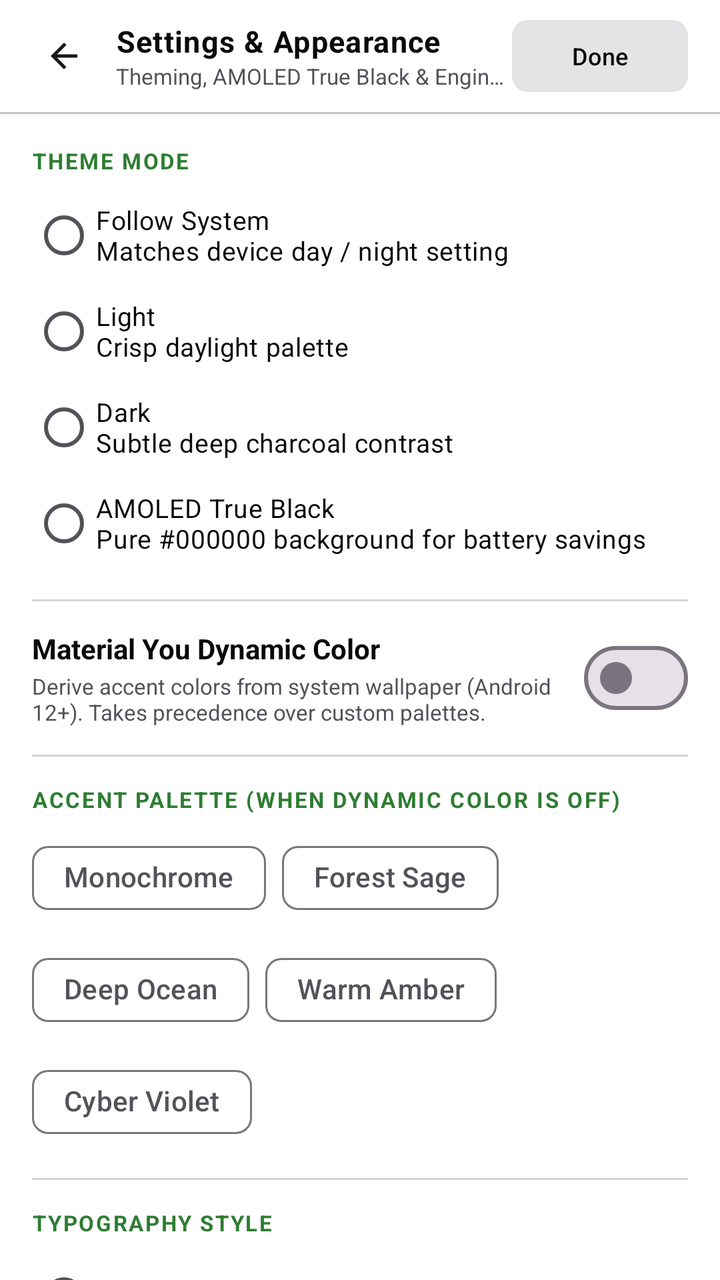
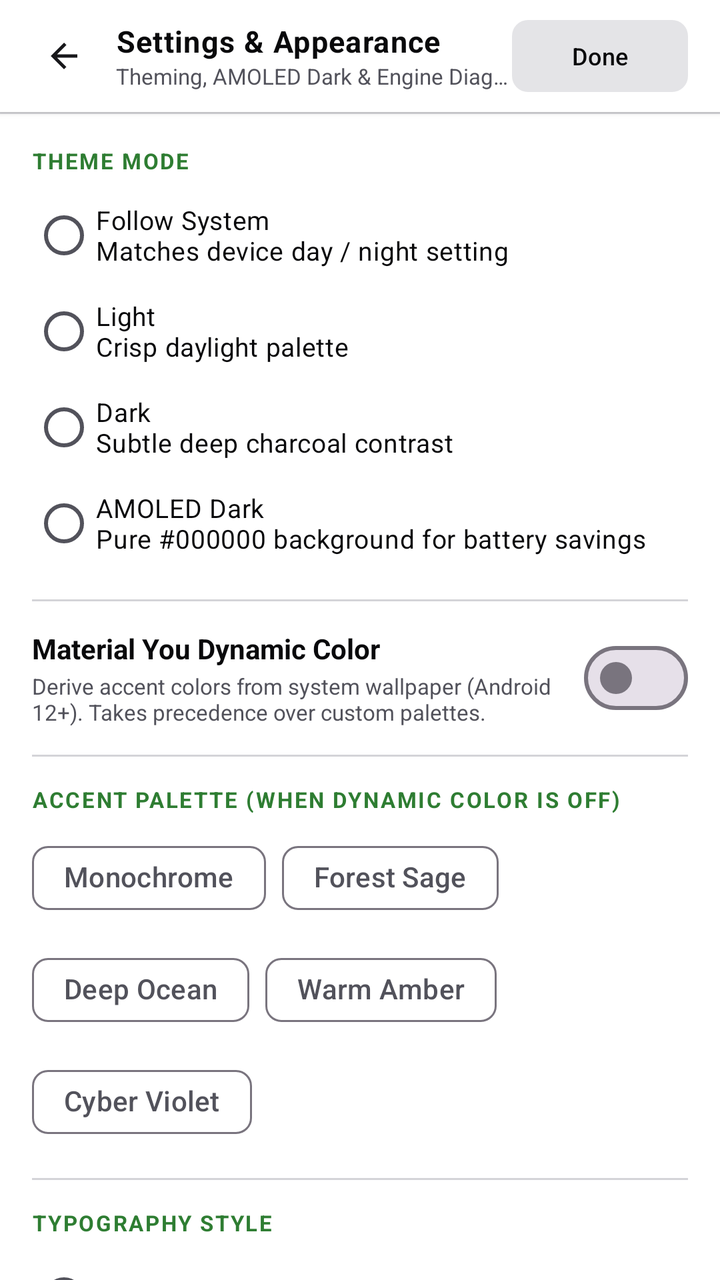

Screens rendered from an Android XML layout before and after an edit, with the pre-edit source and the edit as a unified diff.
<!-- AndroidManifest.xml: application theme Theme.VeilFrame -->
<!-- res/layout/layout_settings_panel.xml -->
<?xml version="1.0" encoding="utf-8"?>
<LinearLayout xmlns:android="http://schemas.android.com/apk/res/android"
    xmlns:app="http://schemas.android.com/apk/res-auto"
    android:layout_width="match_parent"
    android:layout_height="match_parent"
    android:background="@color/vf_surface"
    android:clickable="true"
    android:focusable="true"
    android:orientation="vertical">

    
    <LinearLayout
        android:layout_width="match_parent"
        android:layout_height="56dp"
        android:background="@color/vf_surface"
        android:gravity="center_vertical"
        android:orientation="horizontal"
        android:paddingStart="8dp"
        android:paddingEnd="16dp"
        android:elevation="2dp">

        <com.google.android.material.button.MaterialButton
            android:id="@+id/btnSettingsClose"
            style="@style/Widget.Material3.Button.IconButton"
            android:layout_width="44dp"
            android:layout_height="44dp"
            android:contentDescription="Close Settings"
            app:icon="@drawable/ic_arrow_back"
            app:iconTint="@color/vf_primary" />

        <LinearLayout
            android:layout_width="0dp"
            android:layout_height="wrap_content"
            android:layout_marginStart="6dp"
            android:layout_weight="1"
            android:orientation="vertical">

            <TextView
                android:id="@+id/tvSettingsHeaderTitle"
                android:layout_width="wrap_content"
                android:layout_height="wrap_content"
                android:text="Settings &amp; Appearance"
                android:textColor="@color/vf_text_primary"
                android:textSize="15sp"
                android:textStyle="bold"
                android:letterSpacing="0.03" />

            <TextView
                android:id="@+id/tvSettingsHeaderSubtitle"
                android:layout_width="wrap_content"
                android:layout_height="wrap_content"
                android:text="Theming, AMOLED True Black &amp; Engine Diagnostics"
                android:textColor="@color/vf_text_secondary"
                android:textSize="11sp"
                android:maxLines="1"
                android:ellipsize="end" />
        </LinearLayout>

        <com.google.android.material.button.MaterialButton
            android:id="@+id/btnSettingsDone"
            style="@style/Widget.Material3.Button.TonalButton"
            android:layout_width="wrap_content"
            android:layout_height="36dp"
            android:minHeight="36dp"
            android:text="Done"
            android:textSize="12sp"
            app:cornerRadius="8dp"
            android:insetTop="0dp"
            android:insetBottom="0dp" />
    </LinearLayout>

    <View
        android:layout_width="match_parent"
        android:layout_height="1dp"
        android:background="@color/vf_surface_stroke" />

    
    <androidx.core.widget.NestedScrollView
        android:id="@+id/scrollSettings"
        android:layout_width="match_parent"
        android:layout_height="match_parent"
        android:fillViewport="true">

        <LinearLayout
            android:layout_width="match_parent"
            android:layout_height="wrap_content"
            android:orientation="vertical"
            android:padding="16dp">

            
            <TextView
                android:layout_width="wrap_content"
                android:layout_height="wrap_content"
                android:text="THEME MODE"
                android:textColor="@color/vf_accent_green"
                android:textSize="11sp"
                android:letterSpacing="0.08"
                android:textStyle="bold" />

            <RadioGroup
                android:id="@+id/rgThemeMode"
                android:layout_width="match_parent"
                android:layout_height="wrap_content"
                android:layout_marginTop="6dp">

                <RadioButton
                    android:id="@+id/rbThemeSystem"
                    android:layout_width="match_parent"
                    android:layout_height="wrap_content"
                    android:paddingVertical="6dp"
                    android:text="Follow System\nMatches device day / night setting"
                    android:textColor="@color/vf_text_primary"
                    android:textSize="13sp" />

                <RadioButton
                    android:id="@+id/rbThemeLight"
                    android:layout_width="match_parent"
                    android:layout_height="wrap_content"
                    android:paddingVertical="6dp"
                    android:text="Light\nCrisp daylight palette"
                    android:textColor="@color/vf_text_primary"
                    android:textSize="13sp" />

                <RadioButton
                    android:id="@+id/rbThemeDark"
                    android:layout_width="match_parent"
                    android:layout_height="wrap_content"
                    android:paddingVertical="6dp"
                    android:text="Dark\nSubtle deep charcoal contrast"
                    android:textColor="@color/vf_text_primary"
                    android:textSize="13sp" />

                <RadioButton
                    android:id="@+id/rbThemeAmoled"
                    android:layout_width="match_parent"
                    android:layout_height="wrap_content"
                    android:paddingVertical="6dp"
                    android:text="AMOLED True Black\nPure #000000 background for battery savings"
                    android:textColor="@color/vf_text_primary"
                    android:textSize="13sp" />
            </RadioGroup>

            <View
                android:layout_width="match_parent"
                android:layout_height="1dp"
                android:background="@color/vf_surface_stroke"
                android:layout_marginVertical="14dp" />

            
            <LinearLayout
                android:layout_width="match_parent"
                android:layout_height="wrap_content"
                android:orientation="horizontal"
                android:gravity="center_vertical">

                <LinearLayout
                    android:layout_width="0dp"
                    android:layout_height="wrap_content"
                    android:layout_weight="1"
                    android:orientation="vertical">

                    <TextView
                        android:layout_width="wrap_content"
                        android:layout_height="wrap_content"
                        android:text="Material You Dynamic Color"
                        android:textColor="@color/vf_text_primary"
                        android:textSize="14sp"
                        android:textStyle="bold" />

                    <TextView
                        android:layout_width="wrap_content"
                        android:layout_height="wrap_content"
                        android:layout_marginTop="2dp"
                        android:text="Derive accent colors from system wallpaper (Android 12+). Takes precedence over custom palettes."
                        android:textColor="@color/vf_text_secondary"
                        android:textSize="11sp" />
                </LinearLayout>

                <com.google.android.material.materialswitch.MaterialSwitch
                    android:id="@+id/switchDynamicColor"
                    android:layout_width="wrap_content"
                    android:layout_height="wrap_content"
                    android:layout_marginStart="8dp" />
            </LinearLayout>

            <View
                android:layout_width="match_parent"
                android:layout_height="1dp"
                android:background="@color/vf_surface_stroke"
                android:layout_marginVertical="14dp" />

            
            <TextView
                android:layout_width="wrap_content"
                android:layout_height="wrap_content"
                android:text="ACCENT PALETTE (WHEN DYNAMIC COLOR IS OFF)"
                android:textColor="@color/vf_accent_green"
                android:textSize="11sp"
                android:letterSpacing="0.08"
                android:textStyle="bold" />

            <com.google.android.material.chip.ChipGroup
                android:id="@+id/chipGroupAccentPalette"
                android:layout_width="match_parent"
                android:layout_height="wrap_content"
                android:layout_marginTop="8dp"
                app:singleSelection="true">

                <com.google.android.material.chip.Chip
                    android:id="@+id/chipPaletteMonochrome"
                    style="@style/Widget.Material3.Chip.Filter"
                    android:layout_width="wrap_content"
                    android:layout_height="wrap_content"
                    android:text="Monochrome" />

                <com.google.android.material.chip.Chip
                    android:id="@+id/chipPaletteForestSage"
                    style="@style/Widget.Material3.Chip.Filter"
                    android:layout_width="wrap_content"
                    android:layout_height="wrap_content"
                    android:text="Forest Sage" />

                <com.google.android.material.chip.Chip
                    android:id="@+id/chipPaletteDeepOcean"
                    style="@style/Widget.Material3.Chip.Filter"
                    android:layout_width="wrap_content"
                    android:layout_height="wrap_content"
                    android:text="Deep Ocean" />

                <com.google.android.material.chip.Chip
                    android:id="@+id/chipPaletteWarmAmber"
                    style="@style/Widget.Material3.Chip.Filter"
                    android:layout_width="wrap_content"
                    android:layout_height="wrap_content"
                    android:text="Warm Amber" />

                <com.google.android.material.chip.Chip
                    android:id="@+id/chipPaletteCyberViolet"
                    style="@style/Widget.Material3.Chip.Filter"
                    android:layout_width="wrap_content"
                    android:layout_height="wrap_content"
                    android:text="Cyber Violet" />
            </com.google.android.material.chip.ChipGroup>

            <View
                android:layout_width="match_parent"
                android:layout_height="1dp"
                android:background="@color/vf_surface_stroke"
                android:layout_marginVertical="14dp" />

            
            <TextView
                android:layout_width="wrap_content"
                android:layout_height="wrap_content"
                android:text="TYPOGRAPHY STYLE"
                android:textColor="@color/vf_accent_green"
                android:textSize="11sp"
                android:letterSpacing="0.08"
                android:textStyle="bold" />

            <RadioGroup
                android:id="@+id/rgTypography"
                android:layout_width="match_parent"
                android:layout_height="wrap_content"
                android:layout_marginTop="6dp">

                <RadioButton
                    android:id="@+id/rbTypoSans"
                    android:layout_width="match_parent"
                    android:layout_height="wrap_content"
                    android:paddingVertical="4dp"
                    android:text="Modern Sans-Serif (Default)"
                    android:textColor="@color/vf_text_primary"
                    android:textSize="13sp" />

                <RadioButton
                    android:id="@+id/rbTypoMonospace"
                    android:layout_width="match_parent"
                    android:layout_height="wrap_content"
                    android:paddingVertical="4dp"
                    android:text="Terminal Monospace"
                    android:textColor="@color/vf_text_primary"
                    android:textSize="13sp" />

                <RadioButton
                    android:id="@+id/rbTypoSerif"
                    android:layout_width="match_parent"
                    android:layout_height="wrap_content"
                    android:paddingVertical="4dp"
                    android:text="Editorial Serif"
                    android:textColor="@color/vf_text_primary"
                    android:textSize="13sp" />
            </RadioGroup>

            <View
                android:layout_width="match_parent"
                android:layout_height="1dp"
                android:background="@color/vf_surface_stroke"
                android:layout_marginVertical="14dp" />

            
            <TextView
                android:layout_width="wrap_content"
                android:layout_height="wrap_content"
                android:text="AI ENGINE &amp; HARDWARE DIAGNOSTICS"
                android:textColor="@color/vf_accent_green"
                android:textSize="11sp"
                android:letterSpacing="0.08"
                android:textStyle="bold" />

            <com.google.android.material.card.MaterialCardView
                android:layout_width="match_parent"
                android:layout_height="wrap_content"
                android:layout_marginTop="8dp"
                android:layout_marginBottom="24dp"
                app:cardBackgroundColor="@color/vf_surface_variant"
                app:cardCornerRadius="10dp"
                app:strokeColor="@color/vf_surface_stroke"
                app:strokeWidth="1dp">

                <LinearLayout
                    android:layout_width="match_parent"
                    android:layout_height="wrap_content"
                    android:orientation="vertical"
                    android:padding="12dp">

                    <TextView
                        android:id="@+id/tvSettingsHardwareCores"
                        android:layout_width="wrap_content"
                        android:layout_height="wrap_content"
                        android:text="CPU Cores: Detecting..."
                        android:textColor="@color/vf_text_primary"
                        android:textSize="11sp"
                        android:fontFamily="monospace" />

                    <TextView
                        android:id="@+id/tvSettingsHardwareMemory"
                        android:layout_width="wrap_content"
                        android:layout_height="wrap_content"
                        android:layout_marginTop="4dp"
                        android:text="RAM Headroom: Measuring..."
                        android:textColor="@color/vf_text_primary"
                        android:textSize="11sp"
                        android:fontFamily="monospace" />

                    <TextView
                        android:id="@+id/tvSettingsHardwareNnapi"
                        android:layout_width="wrap_content"
                        android:layout_height="wrap_content"
                        android:layout_marginTop="4dp"
                        android:text="NNAPI: Probing..."
                        android:textColor="@color/vf_text_primary"
                        android:textSize="11sp"
                        android:fontFamily="monospace" />

                    <TextView
                        android:id="@+id/tvSettingsHardwareQnn"
                        android:layout_width="wrap_content"
                        android:layout_height="wrap_content"
                        android:layout_marginTop="4dp"
                        android:text="QNN (Qualcomm NPU): Custom ORT build required"
                        android:textColor="@color/vf_text_secondary"
                        android:textSize="11sp"
                        android:fontFamily="monospace" />
                </LinearLayout>
            </com.google.android.material.card.MaterialCardView>

        </LinearLayout>
    </androidx.core.widget.NestedScrollView>
</LinearLayout>
<!-- resources referenced by this layout -->
<resources>
  <color name="vf_accent_green">#2E7D32</color>
  <color name="vf_primary">#18181B</color>
  <color name="vf_surface">#FFFFFF</color>
  <color name="vf_surface_stroke">#D4D4D8</color>
  <color name="vf_surface_variant">#EAEAEA</color>
  <color name="vf_text_primary">#09090B</color>
  <color name="vf_text_secondary">#52525B</color>
  <!-- drawable ic_arrow_back (drawable) -->
  <?xml version="1.0" encoding="utf-8"?>
  <vector xmlns:android="http://schemas.android.com/apk/res/android"
      android:width="24dp"
      android:height="24dp"
      android:viewportWidth="24"
      android:viewportHeight="24"
      android:tint="?attr/colorControlNormal">
      <path
          android:fillColor="@android:color/white"
          android:pathData="M20,11H7.83l5.59,-5.59L12,4l-8,8 8,8 1.41,-1.41L7.83,13H20v-2z" />
  </vector>
  <style name="Theme.VeilFrame" parent="Theme.Material3.DayNight.NoActionBar">
          
          <item name="colorPrimary">@color/vf_primary</item>
          <item name="colorOnPrimary">@color/vf_on_primary</item>
          <item name="colorPrimaryContainer">@color/vf_primary_container</item>
          <item name="colorOnPrimaryContainer">@color/vf_text_primary</item>
  
          
          <item name="colorSecondary">@color/vf_secondary</item>
          <item name="colorOnSecondary">@color/vf_on_secondary</item>
          <item name="colorSecondaryContainer">@color/vf_secondary_container</item>
          <item name="colorOnSecondaryContainer">@color/vf_text_primary</item>
  
          
          <item name="android:windowBackground">@color/vf_bg_dark</item>
          <item name="colorSurface">@color/vf_surface</item>
          <item name="colorSurfaceVariant">@color/vf_surface_variant</item>
          <item name="colorOnSurface">@color/vf_text_primary</item>
          <item name="colorOnSurfaceVariant">@color/vf_text_secondary</item>
  
          
          <item name="android:statusBarColor">@color/vf_bg_dark</item>
          <item name="android:navigationBarColor">@color/vf_bg_dark</item>
          <item name="android:windowLightStatusBar">false</item>
  
          
          <item name="materialAlertDialogTheme">@style/ThemeOverlay.VeilFrame.MaterialAlertDialog</item>
      </style>
  <color name="vf_on_primary">#FFFFFF</color>
  <color name="vf_primary_container">#E4E4E7</color>
  <color name="vf_secondary">#52525B</color>
  <color name="vf_on_secondary">#18181B</color>
  <color name="vf_secondary_container">#E4E4E7</color>
  <color name="vf_bg_dark">#F4F4F6</color>
  <style name="ThemeOverlay.VeilFrame.MaterialAlertDialog" parent="ThemeOverlay.Material3.MaterialAlertDialog">
          <item name="shapeAppearance">@style/ShapeAppearance.VeilFrame.Dialog</item>
          <item name="shapeAppearanceOverlay">@style/ShapeAppearance.VeilFrame.Dialog</item>
          <item name="colorSurface">@color/vf_surface</item>
          <item name="colorOnSurface">@color/vf_text_primary</item>
          <item name="buttonBarPositiveButtonStyle">@style/Widget.VeilFrame.Button.Pill</item>
          <item name="buttonBarNegativeButtonStyle">@style/Widget.VeilFrame.Button.Text</item>
      </style>
  <style name="ShapeAppearance.VeilFrame.Dialog" parent="ShapeAppearance.Material3.Corner.ExtraLarge">
          <item name="cornerSize">28dp</item>
      </style>
  <style name="Widget.VeilFrame.Button.Pill" parent="Widget.Material3.Button">
          <item name="shapeAppearance">@style/ShapeAppearance.VeilFrame.Pill</item>
      </style>
  <style name="Widget.VeilFrame.Button.Text" parent="Widget.Material3.Button.TextButton">
          <item name="shapeAppearance">@style/ShapeAppearance.VeilFrame.Pill</item>
      </style>
  <style name="ShapeAppearance.VeilFrame.Pill" parent="ShapeAppearance.Material3.Corner.Full">
          <item name="cornerSize">50%</item>
      </style>
</resources>

<!-- the commit's change to res/layout/layout_settings_panel.xml (unified diff, before → after) -->
@@ -49,7 +49,7 @@
                 android:id="@+id/tvSettingsHeaderSubtitle"
                 android:layout_width="wrap_content"
                 android:layout_height="wrap_content"
-                android:text="Theming, AMOLED True Black &amp; Engine Diagnostics"
+                android:text="Theming, AMOLED Dark &amp; Engine Diagnostics"
                 android:textColor="@color/vf_text_secondary"
                 android:textSize="11sp"
                 android:maxLines="1"
@@ -135,7 +135,7 @@
                     android:layout_width="match_parent"
                     android:layout_height="wrap_content"
                     android:paddingVertical="6dp"
-                    android:text="AMOLED True Black\nPure #000000 background for battery savings"
+                    android:text="AMOLED Dark\nPure #000000 background for battery savings"
                     android:textColor="@color/vf_text_primary"
                     android:textSize="13sp" />
             </RadioGroup>
@@ -198,6 +198,16 @@
                 android:textSize="11sp"
                 android:letterSpacing="0.08"
                 android:textStyle="bold" />
+
+            <TextView
+                android:id="@+id/tvDynamicColorNotice"
+                android:layout_width="wrap_content"
+                android:layout_height="wrap_content"
+                android:layout_marginTop="4dp"
+                android:text="Custom accent palettes are disabled while Dynamic Color is enabled."
+                android:textColor="@color/vf_status_info"
+                android:textSize="11sp"
+                android:visibility="gone" />
 
             <com.google.android.material.chip.ChipGroup
                 android:id="@+id/chipGroupAccentPalette"
@@ -354,11 +364,11 @@
                         android:fontFamily="monospace" />
 
                     <TextView
-                        android:id="@+id/tvSettingsHardwareQnn"
+                        android:id="@+id/tvSettingsHardwareAcceleration"
                         android:layout_width="wrap_content"
                         android:layout_height="wrap_content"
                         android:layout_marginTop="4dp"
-                        android:text="QNN (Qualcomm NPU): Custom ORT build required"
+                        android:text="Acceleration: NNAPI (NPU/GPU) + Multi-Threaded CPU"
                         android:textColor="@color/vf_text_secondary"
                         android:textSize="11sp"
                         android:fontFamily="monospace" />
<!-- resource entries referenced after the edit -->
@@ -2,6 +2,7 @@
 <resources>
   <color name="vf_accent_green">#2E7D32</color>
   <color name="vf_primary">#18181B</color>
+  <color name="vf_status_info">#2B6CB0</color>
   <color name="vf_surface">#FFFFFF</color>
   <color name="vf_surface_stroke">#D4D4D8</color>
   <color name="vf_surface_variant">#EAEAEA</color>
